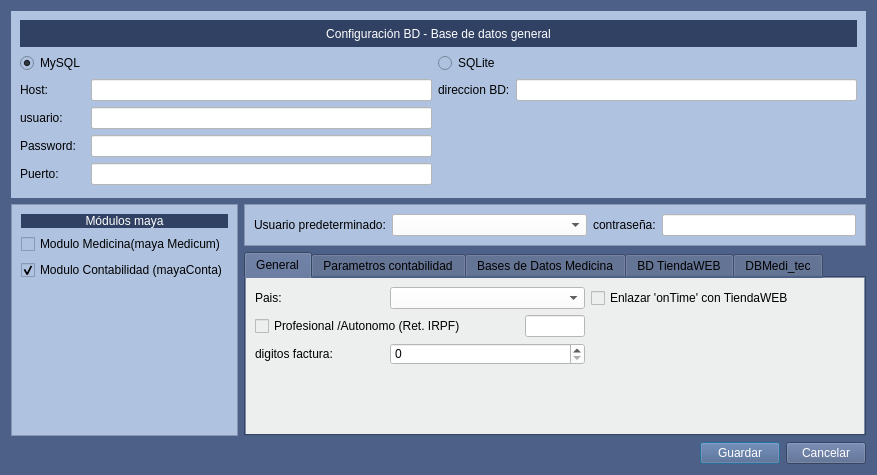
The window that Zona_Administrador/frmconfigmaya.ui (arcnexus/RedFoX) describes before a commit, drawn with Qt 5.
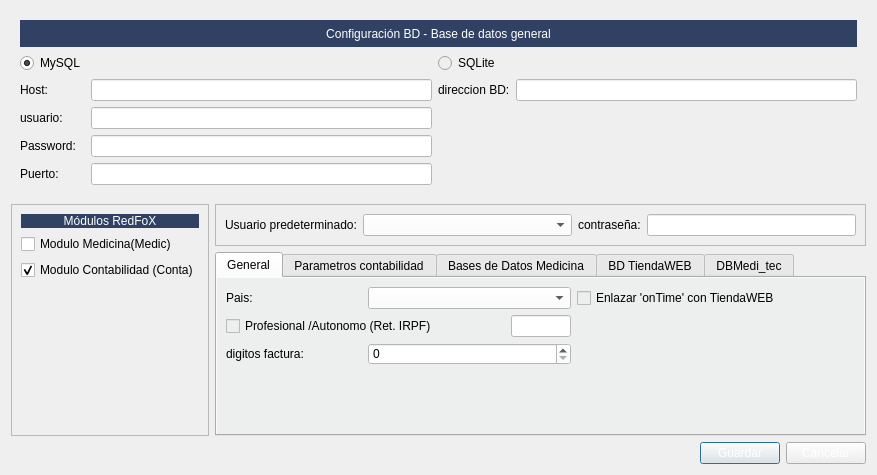
The same window after the commit. The open tabs and pages were chosen to show the change. Icons and pictures are not drawn.

What changed in the file:
```diff
--- a/Zona_Administrador/frmconfigmaya.ui
+++ b/Zona_Administrador/frmconfigmaya.ui
@@ -14,18 +14,12 @@
    <string>Configuración de maya</string>
   </property>
   <property name="windowIcon">
-   <iconset>
-    <normaloff>:/Icons/PNG/terra.png</normaloff>:/Icons/PNG/terra.png</iconset>
-  </property>
-  <property name="styleSheet">
-   <string notr="true">background-color:#4c6088</string>
+   <iconset resource="../maya.qrc">
+    <normaloff>:/Icons/PNG/NeuX.png</normaloff>:/Icons/PNG/NeuX.png</iconset>
   </property>
   <layout class="QGridLayout" name="gridLayout_2">
    <item row="1" column="1" colspan="3">
     <widget class="QFrame" name="frame_2">
-     <property name="styleSheet">
-      <string notr="true">background-color: rgb(175,195,225);</string>
-     </property>
      <property name="frameShape">
       <enum>QFrame::StyledPanel</enum>
      </property>
@@ -127,9 +121,6 @@
    </item>
    <item row="1" column="0" rowspan="2">
     <widget class="QFrame" name="frame">
-     <property name="styleSheet">
-      <string notr="true">background-color: rgb(175,195,225);</string>
-     </property>
      <property name="frameShape">
       <enum>QFrame::StyledPanel</enum>
      </property>
@@ -153,7 +144,7 @@
       <item row="2" column="0" colspan="2">
        <widget class="QCheckBox" name="chkconta">
         <property name="text">
-         <string>Modulo Contabilidad (mayaConta)</string>
+         <string>Modulo Contabilidad (Conta)</string>
         </property>
         <property name="checked">
          <bool>true</bool>
@@ -163,7 +154,7 @@
       <item row="1" column="0" colspan="2">
        <widget class="QCheckBox" name="chkmedicum">
         <property name="text">
-         <string>Modulo Medicina(maya Medicum)</string>
+         <string>Modulo Medicina(Medic)</string>
         </property>
        </widget>
       </item>
@@ -174,7 +165,7 @@
 color: rgb(255,255,255);</string>
         </property>
         <property name="text">
-         <string>Módulos maya</string>
+         <string>Módulos RedFoX</string>
         </property>
         <property name="alignment">
          <set>Qt::AlignCenter</set>
@@ -894,9 +885,6 @@
        <height>187</height>
       </size>
      </property>
-     <property name="styleSheet">
-      <string notr="true">background-color: rgb(175,195,225);</string>
-     </property>
      <layout class="QGridLayout" name="gridLayout_3">
       <item row="0" column="1" colspan="4">
        <widget class="QLabel" name="label_33">
```
Left out of the diff: 6 changed lines with no effect on the pictures.
